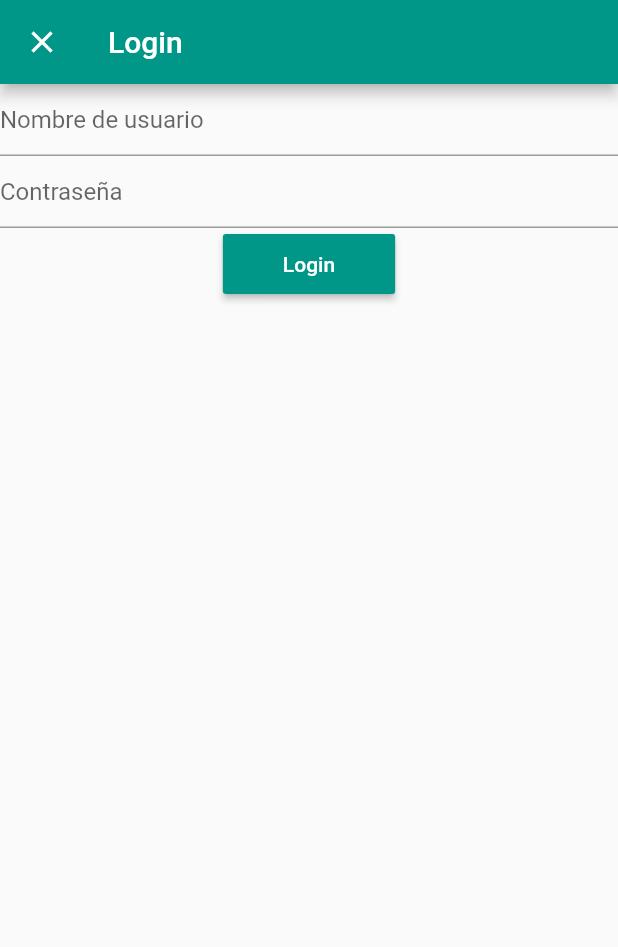
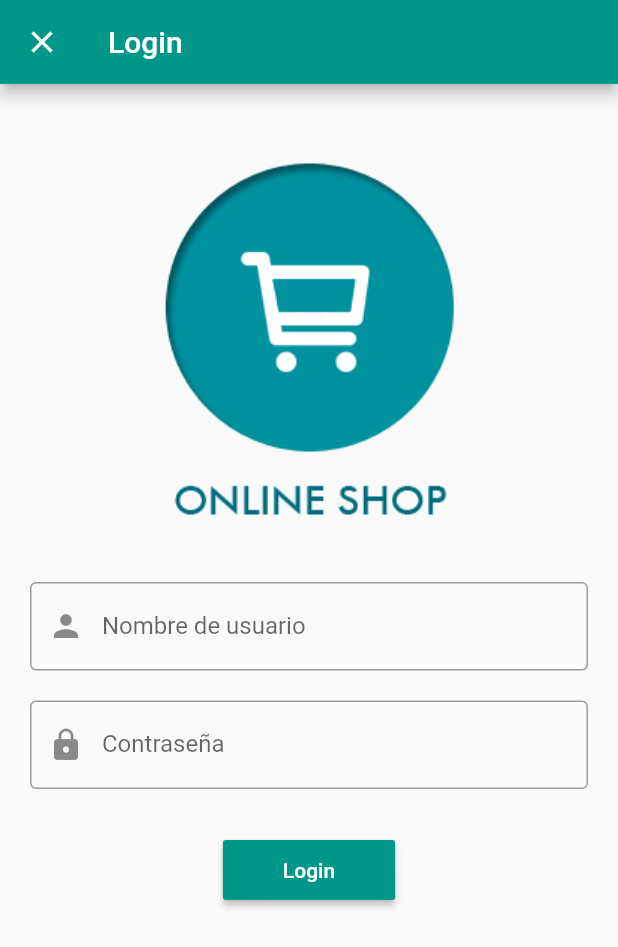
Before and after one commit to lorenzoprdev/fashionmen_flutter_client, a Flutter app: the LoginScreen screen opened by its route, on a phone screen of 412 x 824 dp. Shown: the top 947 px of the screen. Run offline on Flutter 3.47's test engine with Material 2 defaults, Android fonts, the phone set to English and light mode, and no system bars; our stand-ins replace dynamic_theme; accounts and stored records are empty; generated files the repository leaves out were written again; network calls fail.

Commit message:
Finishing login and profile designs

```diff
--- a/lib/main.dart
+++ b/lib/main.dart
@@ -38,6 +38,7 @@ class FashionMenApp extends StatelessWidget {
               case '/detail':
                 return MaterialPageRoute(
                   builder: (context) => ProductDetailScreen(),
+                  settings: settings
                 );
                 break;
               case '/login':
--- a/lib/screens/login_screen.dart
+++ b/lib/screens/login_screen.dart
@@ -20,23 +20,43 @@ class _LoginScreenState extends State<LoginScreen> {
       appBar: AppBar(
         title: Text("Login"),
       ),
-      body: Center(
+      body: SingleChildScrollView(
+        child: Padding(
+          padding: const EdgeInsets.all(20),
           child: Column(
+            mainAxisAlignment: MainAxisAlignment.spaceEvenly,
+            crossAxisAlignment: CrossAxisAlignment.center,
+            children: <Widget>[
+              Image(
+                  image: AssetImage('assets/logo.png')
+              ),
+              Column(
                 children: <Widget>[
                   TextField(
                     controller: usernameController,
                     decoration: InputDecoration(
-                hintText: "Nombre de usuario"
+                        labelText: "Nombre de usuario",
+                        prefixIcon: Icon(Icons.person),
+                        border: OutlineInputBorder()
                     ),
                   ),
-            TextField(
+                  Padding(
+                    padding: const EdgeInsets.only(top: 20),
+                    child: TextField(
                       obscureText: true,
                       controller: passwordController,
                       decoration: InputDecoration(
-                hintText: "Contraseña",
+                          labelText: "Contraseña",
+                          prefixIcon: Icon(Icons.lock),
+                          border: OutlineInputBorder()
                       ),
                     ),
-            RaisedButton(
+                  ),
+                ],
+              ),
+              Padding(
+                padding: const EdgeInsets.symmetric(vertical: 30),
+                child: RaisedButton(
                   child: Text("Login"),
                   color: Theme.of(context).primaryColor,
                   textColor: Colors.white,
@@ -47,8 +67,10 @@ class _LoginScreenState extends State<LoginScreen> {
                       Navigator.pop(context, true);
                     }
                   },
+                ),
               )
             ],
+          ),
         ),
       ),
     );
--- a/pubspec.yaml
+++ b/pubspec.yaml
@@ -19,6 +19,7 @@ environment:
 dependencies:
   http: ^0.12.0+2
   dynamic_theme: ^1.0.1
+  crypto:
   flutter:
     sdk: flutter
 
@@ -39,7 +40,8 @@ dev_dependencies:
 
 # The following section is specific to Flutter.
 flutter:
-
+  assets:
+    - assets/
   # The following line ensures that the Material Icons font is
   # included with your application, so that you can use the icons in
   # the material Icons class.
```
Also changed, not shown: lib/pages/profile_page.dart (+30 -4 lines), assets/logo.png (added), pubspec.lock. Lines whose indentation alone changed are shown as unchanged.
